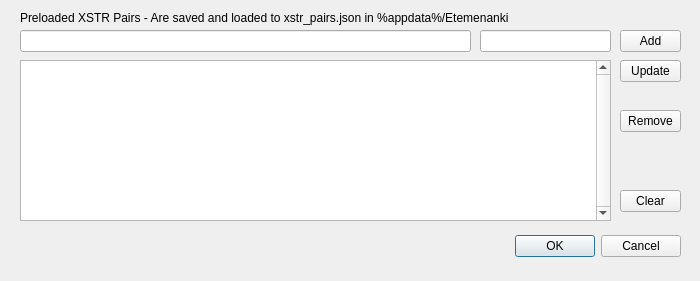
Above: Etemenanki/PreloadPairs.ui from MjnMixael/Etemenanki before the change. Below: the same form after it.
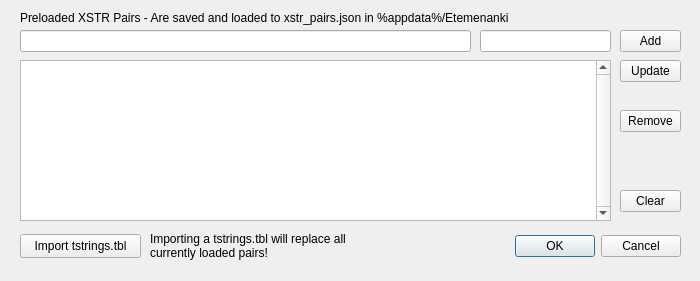
That is the form after the change.

Commit message: Add ability to preload the xstr list with a tstrings.tbl

The edit to the form file:
```diff
--- a/Etemenanki/PreloadPairs.ui
+++ b/Etemenanki/PreloadPairs.ui
@@ -16,9 +16,9 @@
   <widget class="QWidget" name="layoutWidget">
    <property name="geometry">
     <rect>
-     <x>20</x>
+     <x>360</x>
      <y>230</y>
-     <width>661</width>
+     <width>321</width>
      <height>33</height>
     </rect>
    </property>
@@ -200,6 +200,35 @@
     <string>Clear</string>
    </property>
   </widget>
+  <widget class="QPushButton" name="preload_import_button">
+   <property name="geometry">
+    <rect>
+     <x>20</x>
+     <y>234</y>
+     <width>121</width>
+     <height>24</height>
+    </rect>
+   </property>
+   <property name="text">
+    <string>Import tstrings.tbl</string>
+   </property>
+  </widget>
+  <widget class="QLabel" name="import_label">
+   <property name="geometry">
+    <rect>
+     <x>150</x>
+     <y>230</y>
+     <width>211</width>
+     <height>31</height>
+    </rect>
+   </property>
+   <property name="text">
+    <string>Importing a tstrings.tbl will replace all currently loaded pairs!</string>
+   </property>
+   <property name="wordWrap">
+    <bool>true</bool>
+   </property>
+  </widget>
  </widget>
  <resources/>
  <connections>
```
The commit also changes 6 other files.
